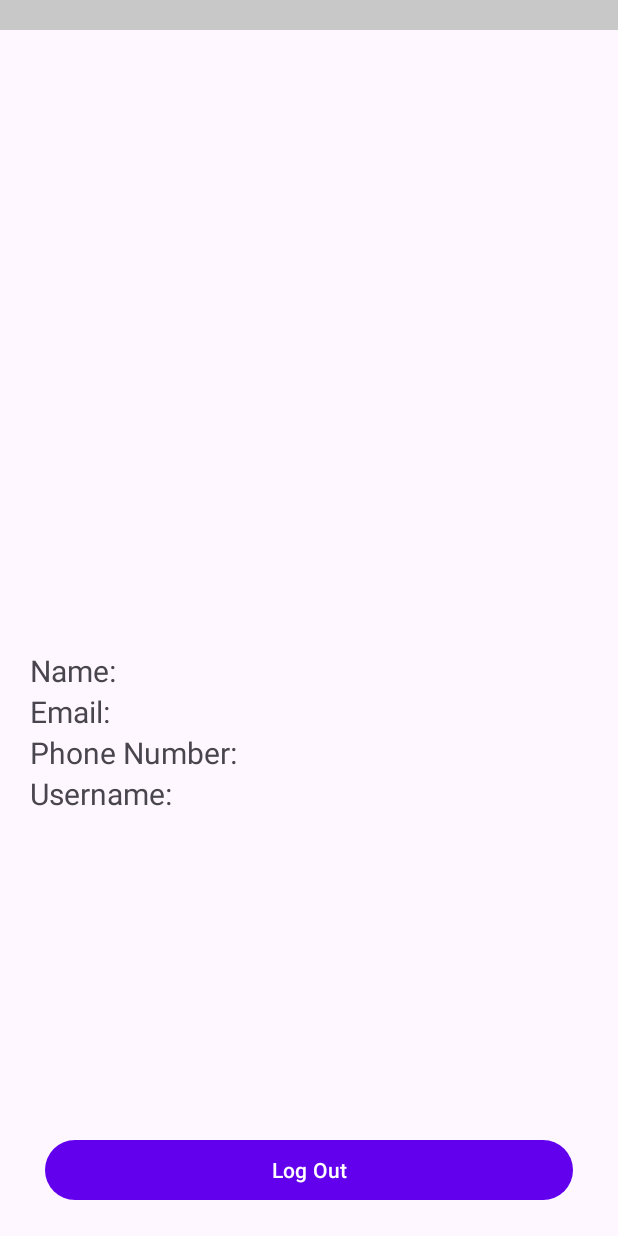
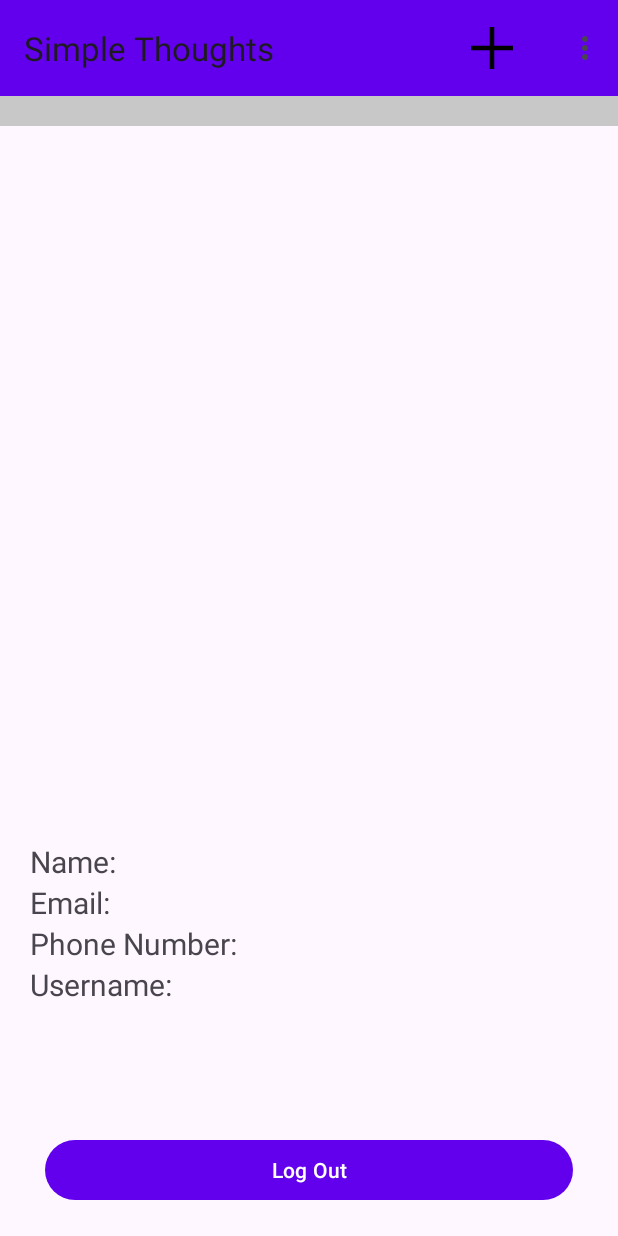
Before and after one commit to HardikDhuri/SimpleThoughts, an Android app: the UsersActivity screen opened directly, with no data from a screen before it, on a phone screen of 412 x 824 dp. Run offline under Robolectric (Android 15) with nearby library versions, the phone set to English and light mode, and no system bars; our stand-ins replace CircleImageView.

Commit message:
Added Toolbar Created button to add user from the user activity

```diff
--- a/app/src/main/java/com/example/simplethoughts/fragments/DisplayUsersFragment.kt
+++ b/app/src/main/java/com/example/simplethoughts/fragments/DisplayUsersFragment.kt
@@ -5,12 +5,11 @@ import androidx.fragment.app.Fragment
 import android.view.LayoutInflater
 import android.view.View
 import android.view.ViewGroup
+import androidx.recyclerview.widget.RecyclerView
 import com.example.simplethoughts.R
 
 class DisplayUsersFragment : Fragment() {
-    // TODO: Rename and change types of parameters
-    private var param1: String? = null
-    private var param2: String? = null
+    private var layoutManager: RecyclerView.LayoutManager? = null
 
     override fun onCreate(savedInstanceState: Bundle?) {
         super.onCreate(savedInstanceState)
@@ -25,15 +24,6 @@ class DisplayUsersFragment : Fragment() {
     }
 
     companion object {
-        /**
-         * Use this factory method to create a new instance of
-         * this fragment using the provided parameters.
-         *
-         * @param param1 Parameter 1.
-         * @param param2 Parameter 2.
-         * @return A new instance of fragment DisplayUsersFragment.
-         */
-        // TODO: Rename and change types and number of parameters
         @JvmStatic
         fun newInstance(param1: String, param2: String) =
             DisplayUsersFragment().apply {
--- a/app/src/main/java/com/example/simplethoughts/ui/main/UsersActivity.kt
+++ b/app/src/main/java/com/example/simplethoughts/ui/main/UsersActivity.kt
@@ -2,7 +2,9 @@ package com.example.simplethoughts.ui.main
 
 import android.annotation.SuppressLint
 import android.content.Intent
+import android.content.res.Configuration
 import android.os.Bundle
+import android.widget.LinearLayout
 import androidx.appcompat.app.AppCompatActivity
 import androidx.core.content.ContentProviderCompat.requireContext
 import androidx.recyclerview.widget.LinearLayoutManager
@@ -12,10 +14,14 @@ import com.example.simplethoughts.adapters.AllUsersAdapter
 import com.example.simplethoughts.data.User
 import com.example.simplethoughts.database.DBHandler
 import com.example.simplethoughts.ui.login.LoginActivity
+import com.example.simplethoughts.ui.registration.RegistrationActivity
 import kotlinx.android.synthetic.main.activity_user_details.*
+import kotlinx.android.synthetic.main.fragment_display_users.*
+import kotlinx.android.synthetic.main.fragment_user_detail.*
 
 
 class UsersActivity : AppCompatActivity() {
+    private var loggedIn: Boolean = false
     private val db = DBHandler(this)
     private var layoutManager: RecyclerView.LayoutManager? = null
     private var adapter: RecyclerView.Adapter<AllUsersAdapter.AllUsersViewHolder>? = null
@@ -26,15 +32,27 @@ class UsersActivity : AppCompatActivity() {
         setContentView(R.layout.activity_user_details)
 
         val users: List<User> = db.getAllUsers()
-        layoutManager = LinearLayoutManager(this, LinearLayoutManager.HORIZONTAL,false)
-        all_users_rv.layoutManager = layoutManager
+        layoutManager = if (resources.configuration.orientation == Configuration.ORIENTATION_LANDSCAPE) {
+            LinearLayoutManager(this, LinearLayoutManager.VERTICAL,false)
+        } else {
+            LinearLayoutManager(this, LinearLayoutManager.HORIZONTAL,false)
+
+        }
+        display_users_frame_rv.layoutManager = layoutManager
         adapter = AllUsersAdapter(users)
-        all_users_rv.adapter = adapter
+        display_users_frame_rv.adapter = adapter
 
         logout_btn_view.setOnClickListener {
             val i: Intent = Intent(this, LoginActivity::class.java)
             startActivity(i)
         }
+
+        add_new_user_button.setOnClickListener {
+            loggedIn = true
+            val i: Intent = Intent(this, RegistrationActivity::class.java)
+            i.putExtra("loggedIn", loggedIn)
+            startActivity(i)
+        }
     }
 
 }
--- a/app/src/main/java/com/example/simplethoughts/ui/registration/RegistrationActivity.kt
+++ b/app/src/main/java/com/example/simplethoughts/ui/registration/RegistrationActivity.kt
@@ -11,6 +11,7 @@ import androidx.appcompat.app.AppCompatActivity
 import com.example.simplethoughts.R
 import com.example.simplethoughts.database.DBHandler
 import com.example.simplethoughts.ui.login.LoginActivity
+import com.example.simplethoughts.ui.main.UsersActivity
 import com.github.dhaval2404.imagepicker.ImagePicker
 import kotlinx.android.synthetic.main.activity_registration.*
 import java.io.ByteArrayOutputStream
@@ -73,9 +74,16 @@ class RegistrationActivity : AppCompatActivity() {
                 if (insertMessage.equals("User Registered")) {
                     clearField()
 
+                    val loggedIn = intent.getBooleanExtra("loggedIn", false)
+
                     // Intent to Login Page so that created user or existing user can login
-                    val myIntent: Intent = Intent(this, LoginActivity::class.java)
-                    startActivity(myIntent)
+                    if (loggedIn) {
+                        val myIntent: Intent = Intent(this, UsersActivity::class.java)
+                        startActivity(myIntent)
+                    } else {
+                        val myIntent: Intent = Intent(this, LoginActivity::class.java)
+                        startActivity(myIntent)
+                    }
 
                     Toast.makeText(this, "Your account is created! Please Log In", Toast.LENGTH_SHORT).show()
 
--- /dev/null
+++ b/app/src/main/res/drawable/add_user.xml
@@ -0,0 +1,9 @@
+<vector xmlns:android="http://schemas.android.com/apk/res/android"
+    android:width="48dp"
+    android:height="48dp"
+    android:viewportWidth="48"
+    android:viewportHeight="48">
+  <path
+      android:fillColor="#FF000000"
+      android:pathData="M22.5,38V25.5H10v-3h12.5V10h3v12.5H38v3H25.5V38Z"/>
+</vector>
--- /dev/null
+++ b/app/src/main/res/layout-land/activity_user_details.xml
@@ -0,0 +1,39 @@
+<?xml version="1.0" encoding="utf-8"?>
+<LinearLayout
+    xmlns:android="http://schemas.android.com/apk/res/android"
+    xmlns:tools="http://schemas.android.com/tools"
+    android:layout_width="match_parent"
+    android:layout_height="match_parent">
+
+    <fragment
+        android:id="@+id/display_users_fragment"
+        android:name="com.example.simplethoughts.fragments.DisplayUsersFragment"
+        tools:layout="@layout/fragment_display_users"
+        android:layout_height="match_parent"
+        android:layout_width="wrap_content"/>
+
+
+    <LinearLayout
+        android:layout_width="0dp"
+        android:layout_height="match_parent"
+        android:orientation="vertical"
+        android:layout_weight="3">
+
+    <fragment
+        android:id="@+id/user_details_fragment"
+        android:name="com.example.simplethoughts.fragments.UserDetailFragment"
+        tools:layout="@layout/fragment_user_detail"
+        android:layout_width="match_parent"
+        android:layout_height="0dp"
+        android:layout_weight="2"
+        android:layout_margin="20dp"/>
+
+    <Button
+        android:id="@+id/logout_btn_view"
+        android:layout_width="match_parent"
+        android:layout_height="wrap_content"
+        android:layout_marginVertical="20dp"
+        android:layout_marginHorizontal="30dp"
+        android:text="Log Out"/>
+    </LinearLayout>
+</LinearLayout>
--- a/app/src/main/res/layout/activity_user_details.xml
+++ b/app/src/main/res/layout/activity_user_details.xml
@@ -7,14 +7,38 @@
     android:orientation="vertical"
     tools:context=".ui.main.UsersActivity">
 
+    <com.google.android.material.appbar.AppBarLayout
+        android:layout_width="match_parent"
+        android:layout_height="wrap_content">
 
-    <androidx.recyclerview.widget.RecyclerView
-        android:id="@+id/all_users_rv"
+        <com.google.android.material.appbar.MaterialToolbar
+            android:background="@color/purple_500"
+            android:id="@+id/user_activity_toolbar"
+            app:title="Simple Thoughts"
+            android:layout_width="match_parent"
+            android:layout_height="wrap_content"
+            app:menu="@menu/user_activity_menu">
+
+            <ImageButton
+                android:id="@+id/add_new_user_button"
+                android:background="@color/purple_500"
+
+                android:layout_width="wrap_content"
+                android:layout_height="wrap_content"
+                android:src="@drawable/add_user"
+                android:layout_gravity="end"
+                android:layout_marginRight="20dp"/>
+
+        </com.google.android.material.appbar.MaterialToolbar>
+
+    </com.google.android.material.appbar.AppBarLayout>
+    <fragment
+        android:id="@+id/display_users_fragment"
+        android:name="com.example.simplethoughts.fragments.DisplayUsersFragment"
+        tools:layout="@layout/fragment_display_users"
         android:layout_width="match_parent"
-        android:layout_height="wrap_content"
-        android:background="#C8C8C8"
-        android:padding="10dp"
-        tools:context=".fragments.AllUsers"/>
+        android:layout_height="0dp"
+        android:layout_weight="1"/>
 
     <fragment
         android:id="@+id/user_details_fragment"
--- a/app/src/main/res/layout/fragment_display_users.xml
+++ b/app/src/main/res/layout/fragment_display_users.xml
@@ -1,14 +1,16 @@
 <?xml version="1.0" encoding="utf-8"?>
 <FrameLayout xmlns:android="http://schemas.android.com/apk/res/android"
+    android:id="@+id/display_users_frame"
     xmlns:tools="http://schemas.android.com/tools"
     android:layout_width="match_parent"
     android:layout_height="match_parent"
     tools:context=".fragments.DisplayUsersFragment">
 
     <!-- TODO: Update blank fragment layout -->
-    <TextView
+    <androidx.recyclerview.widget.RecyclerView
+        android:id="@+id/display_users_frame_rv"
         android:layout_width="match_parent"
-        android:layout_height="match_parent"
-        android:text="@string/hello_blank_fragment" />
-
+        android:layout_height="wrap_content"
+        android:background="#C8C8C8"
+        android:padding="10dp"/>
 </FrameLayout>
--- a/app/src/main/res/layout/fragment_user_detail.xml
+++ b/app/src/main/res/layout/fragment_user_detail.xml
@@ -18,6 +18,10 @@
         android:layout_gravity="center"
         android:layout_marginBottom="20dp"/>
 
+    <LinearLayout
+        android:layout_width="match_parent"
+        android:layout_height="wrap_content"
+        android:orientation="vertical">
         <LinearLayout
             android:id="@+id/name_placeholder"
             android:layout_width="match_parent"
@@ -97,5 +101,5 @@
                 android:layout_width="wrap_content"
                 android:layout_height="wrap_content"/>
         </LinearLayout>
-
     </LinearLayout>
+</LinearLayout>
--- /dev/null
+++ b/app/src/main/res/menu/user_activity_menu.xml
@@ -0,0 +1,8 @@
+<?xml version="1.0" encoding="utf-8"?>
+<menu
+    xmlns:android="http://schemas.android.com/apk/res/android">
+    <item
+        android:id="@+id/edit"
+        android:title="About Us"
+        android:contentDescription="Give more information about the app."/>
+</menu>
```
Also changed, not shown: app/src/main/java/com/example/simplethoughts/adapters/AllUsersAdapter.kt (+0 -7 lines). Lines whose indentation alone changed are shown as unchanged.
